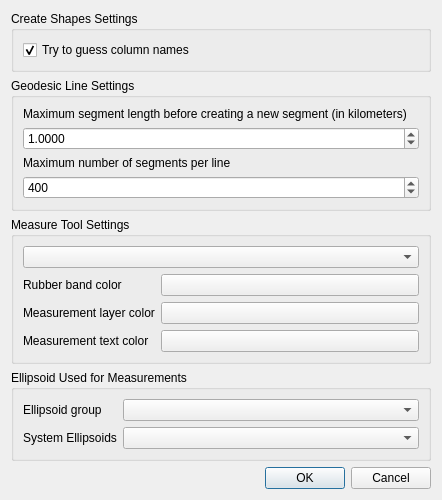
First picture: the form in ui/settings.ui, repository NationalSecurityAgency/qgis-shapetools-plugin, before the edit.
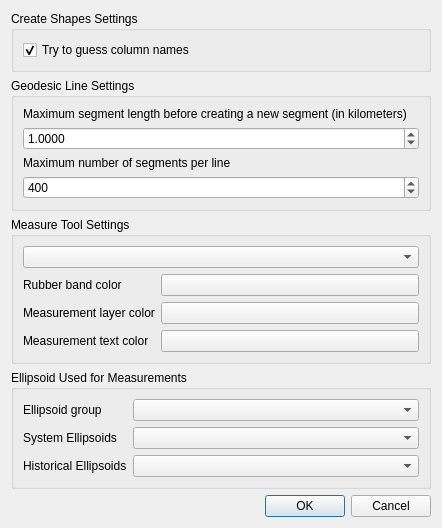
Second picture: the form after the edit. Custom widgets are drawn as their Qt base class.

Commit message: Add additional historical ellipsoids

Diff of the .ui file:
```diff
--- a/ui/settings.ui
+++ b/ui/settings.ui
@@ -183,6 +183,16 @@
         <item row="1" column="1">
          <widget class="QComboBox" name="systemEllipsoidComboBox"/>
         </item>
+        <item row="2" column="0">
+         <widget class="QLabel" name="label_8">
+          <property name="text">
+           <string>Historical Ellipsoids</string>
+          </property>
+         </widget>
+        </item>
+        <item row="2" column="1">
+         <widget class="QComboBox" name="historicalEllipsoidComboBox"/>
+        </item>
        </layout>
       </item>
      </layout>
```
The commit also changes 1 other file.
